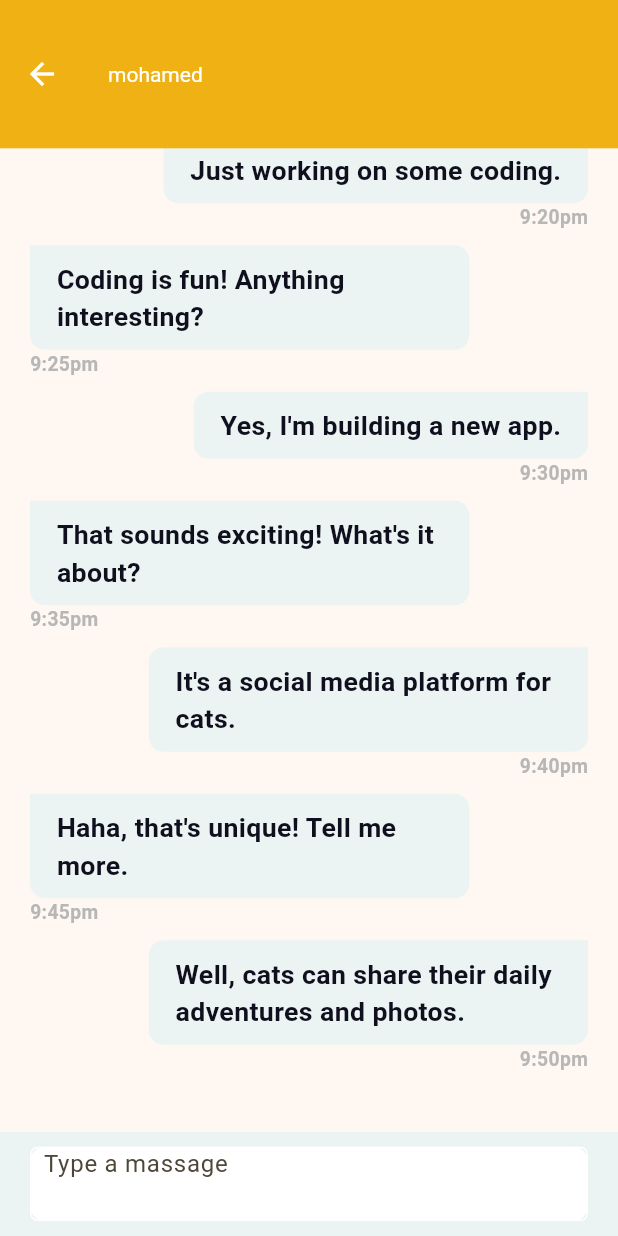
After one commit to manaralbogha/flex, a Flutter app: the ProviderIncomingMassages screen opened by its route, after a tap on "Mohamed", on a phone screen of 412 x 824 dp. The commit adds this screen. Run offline on Flutter 3.47's test engine with Material 3 defaults, Android fonts, the phone set to English and light mode, and no system bars; our stand-ins replace bloc, dio, easy_localization, flutter_bloc, go_router, shared_preferences and 1 more; accounts and stored records are empty; Roboto replaces fonts that are missing (Cairo).

Commit message:
add chat feature

```diff
--- /dev/null
+++ b/lib/bloc_observer.dart
@@ -0,0 +1,28 @@
+import 'package:flutter/material.dart';
+import 'package:flutter_bloc/flutter_bloc.dart';
+
+class MyBlocObserver extends BlocObserver {
+  @override
+  void onCreate(BlocBase bloc) {
+    super.onCreate(bloc);
+    debugPrint('onCreate -- ${bloc.runtimeType}');
+  }
+
+  @override
+  void onChange(BlocBase bloc, Change change) {
+    super.onChange(bloc, change);
+    debugPrint('onChange -- ${bloc.runtimeType}, $change');
+  }
+
+  @override
+  void onError(BlocBase bloc, Object error, StackTrace stackTrace) {
+    debugPrint('onError -- ${bloc.runtimeType}, $error');
+    super.onError(bloc, error, stackTrace);
+  }
+
+  @override
+  void onClose(BlocBase bloc) {
+    super.onClose(bloc);
+    debugPrint('onClose -- ${bloc.runtimeType}');
+  }
+}
--- /dev/null
+++ b/lib/logic/bloc/chatcubit/cubit/provider_chat_cubit.dart
@@ -0,0 +1,277 @@
+// import 'package:easy_localization/easy_localization.dart';
+// import 'package:flutter/material.dart';
+// import 'package:flutter_bloc/flutter_bloc.dart';
+
+// part 'provider_chat_state.dart';
+
+// class ProviderChatCubit extends Cubit<ProviderChatState> {
+//   ProviderChatCubit() : super(SingleChatInitial());
+//   late ScrollController scrollController;
+
+//   void initScrollController() {
+//     scrollController = ScrollController();
+//   }
+
+//   void scrollToBottom() {
+//     scrollController.animateTo(
+//       scrollController.position.maxScrollExtent,
+//       duration: const Duration(milliseconds: 10),
+//       curve: Curves.easeOut,
+//     );
+//     emit(SendMassageErrorgState());
+//   }
+
+//   bool isfirsttime = true;
+//   static ProviderChatCubit get(context) => BlocProvider.of(context);
+//   final TextEditingController masseageController = TextEditingController();
+
+//   bool isTypeing = false;
+//   void showSendBUtton({required String letters}) {
+//     if (letters.isNotEmpty) {
+//       if (letters.length > 1) {
+//         return;
+//       } else {
+//         isTypeing = true;
+//         emit(IsTypeingState());
+//       }
+//     } else {
+//       isTypeing = false;
+//       emit(IsTypeingState());
+//     }
+//   }
+
+//   List<Map<String, dynamic>> data = [
+//     {"isMe": true, 'time': "9:05", "massage": "hi"},
+//     {"isMe": false, 'time': "9:06", "massage": "hi"},
+//     {"isMe": true, 'time': "9:07", "massage": "how are you ? "},
+//     {"isMe": false, 'time': "9:08", "massage": "Iam Fine "},
+//     {
+//       "isMe": true,
+//       'time': "9:05",
+//       "massage":
+//           "what is your favorite movie in this time i can watch for holiday"
+//     },
+//     {"isMe": false, 'time': "9:06", "massage": "ary you marverl fan"},
+//     {"isMe": true, 'time': "9:07", "massage": "yes  "},
+//     {
+//       "isMe": false,
+//       'time': "9:08",
+//       "massage":
+//           "you can watch Iron Man Iron man 2 hulk caption america avenger age of ultorn  "
+//     },
+//         {"isMe": true, 'time': "9:05", "massage": "hi"},
+//     {"isMe": false, 'time': "9:06", "massage": "hi"},
+//     {"isMe": true, 'time': "9:07", "massage": "how are you ? "},
+//     {"isMe": false, 'time': "9:08", "massage": "Iam Fine "},
+//     {
+//       "isMe": true,
+//       'time': "9:05",
+//       "massage":
+//           "what is your favorite movie in this time i can watch for holiday"
+//     },
+//     {"isMe": false, 'time': "9:06", "massage": "ary you marverl fan"},
+//     {"isMe": true, 'time': "9:07", "massage": "yes  "},
+//     {
+//       "isMe": false,
+//       'time': "9:08",
+//       "massage":
+//           "you can watch Iron Man Iron man 2 hulk caption america avenger age of ultorn  "
+//     },
+//   ];
+//   String formatTime(String dateTimeString) {
+//     DateTime dateTime = DateTime.parse(dateTimeString);
+//     String formattedDate = DateFormat('hh:mm a').format(dateTime);
+//     return formattedDate;
+//   }
+
+//   void sendMasseage({
+//     required String massage,
+//   }) {
+//     emit(SendMassageSuccessState());
+
+//     data.add({
+//       "isMe": true,
+//       'time': formatTime(DateTime.now().toString()),
+//       "massage": massage
+//     });
+//     masseageController.clear();
+//     isTypeing = false;
+//     scrollToBottom();
+//     emit(SendTextState());
+//     emit(SendMassageSuccessState());
+//   }
+// }import 'package:flutter/material.dart';
+
+import 'package:easy_localization/easy_localization.dart';
+import 'package:flex/logic/bloc/chatcubit/cubit/provider_chat_state.dart';
+import 'package:flutter/material.dart';
+import 'package:flutter_bloc/flutter_bloc.dart';
+
+class SingleChatCubit extends Cubit<SingleChatState> {
+  SingleChatCubit() : super(SingleChatInitial());
+
+  static SingleChatCubit get(context) => BlocProvider.of(context);
+  final TextEditingController masseageController = TextEditingController();
+  final ScrollController scrollController = ScrollController();
+
+  final List<Map<String, dynamic>> data = [
+    {
+      "text": "Hello, how are you?",
+      "isme": true,
+      "time": "9:05pm",
+    },
+    {
+      "text": "I'm doing well, thank you!",
+      "isme": false,
+      "time": "9:10pm",
+    },
+    {
+      "text": "What are you up to?",
+      "isme": true,
+      "time": "9:15pm",
+    },
+    {
+      "text": "Just working on some coding.",
+      "isme": false,
+      "time": "9:20pm",
+    },
+    {
+      "text": "Coding is fun! Anything interesting?",
+      "isme": true,
+      "time": "9:25pm",
+    },
+    {
+      "text": "Yes, I'm building a new app.",
+      "isme": false,
+      "time": "9:30pm",
+    },
+    {
+      "text": "That sounds exciting! What's it about?",
+      "isme": true,
+      "time": "9:35pm",
+    },
+    {
+      "text": "It's a social media platform for cats.",
+      "isme": false,
+      "time": "9:40pm",
+    },
+    {
+      "text": "Haha, that's unique! Tell me more.",
+      "isme": true,
+      "time": "9:45pm",
+    },
+    {
+      "text": "Well, cats can share their daily adventures and photos.",
+      "isme": false,
+      "time": "9:50pm",
+    },
+    {
+      "text": "Hello, how are you?",
+      "isme": true,
+      "time": "9:05pm",
+    },
+    {
+      "text": "I'm doing well, thank you!",
+      "isme": false,
+      "time": "9:10pm",
+    },
+    {
+      "text": "What are you up to?",
+      "isme": true,
+      "time": "9:15pm",
+    },
+    {
+      "text": "Just working on some coding.",
+      "isme": false,
+      "time": "9:20pm",
+    },
+    {
+      "text": "Coding is fun! Anything interesting?",
+      "isme": true,
+      "time": "9:25pm",
+    },
+    {
+      "text": "Yes, I'm building a new app.",
+      "isme": false,
+      "time": "9:30pm",
+    },
+    {
+      "text": "That sounds exciting! What's it about?",
+      "isme": true,
+      "time": "9:35pm",
+    },
+    {
+      "text": "It's a social media platform for cats.",
+      "isme": false,
+      "time": "9:40pm",
+    },
+    {
+      "text": "Haha, that's unique! Tell me more.",
+      "isme": true,
+      "time": "9:45pm",
+    },
+    {
+      "text": "Well, cats can share their daily adventures and photos.",
+      "isme": false,
+      "time": "9:50pm",
+    },
+  ];
+  String formatTime(String dateTimeString) {
+    DateTime dateTime = DateTime.parse(dateTimeString);
+    String formattedDate = DateFormat('hh:mm a').format(dateTime);
+    return formattedDate;
+  }
+
+  void sendMasseage({required String masseage}) {
+    data.add({
+      "text": masseage,
+      "isme": true,
+      "time": formatTime(DateTime.now().toString())
+    });
+    masseageController.clear();
+    scrollDown();
+    isTypeing = false;
+    emit(SendTextState());
+  }
+
+  void scrollDown() async {
+    if (scrollController.hasClients) {
+      scrollController.animateTo(
+        scrollController.position.maxScrollExtent + 250,
+        duration: const Duration(milliseconds: 100),
+        curve: Curves.fastOutSlowIn,
+      );
+      emit(ScroolState());
+    } else {
+      await Future.delayed(const Duration(microseconds: 100));
+      scrollController.animateTo(
+        scrollController.position.maxScrollExtent + 250,
+        duration: const Duration(milliseconds: 100),
+        curve: Curves.fastOutSlowIn,
+      );
+      emit(ScroolState());
+    }
+  }
+
+  bool isTypeing = false;
+  void showSendBUtton({required String letters}) {
+    if (letters.isNotEmpty) {
+      if (letters.length > 1) {
+        return;
+      } else {
+        isTypeing = true;
+        emit(IsTypeingState());
+      }
+    } else {
+      isTypeing = false;
+      emit(IsTypeingState());
+    }
+  }
+
+  @override
+  Future<void> close() {
+    masseageController.dispose();
+    scrollController.dispose();
+    return super.close();
+  }
+}
--- /dev/null
+++ b/lib/logic/bloc/chatcubit/cubit/provider_chat_state.dart
@@ -0,0 +1,9 @@
+
+abstract class SingleChatState {}
+
+
+final class SingleChatInitial extends SingleChatState {}
+final class SendTextState extends SingleChatState {}
+
+final class IsTypeingState extends SingleChatState {}
+final class ScroolState extends SingleChatState {}
--- a/lib/logic/core/app_router.dart
+++ b/lib/logic/core/app_router.dart
@@ -10,6 +10,7 @@ import 'package:flex/ui/screens/forgot_password/forgot_password.dart';
 import 'package:flex/ui/screens/provider/change%20language/providerchangelang.dart';
 import 'package:flex/ui/screens/provider/home/screen/providerhomescreen.dart';
 import 'package:flex/ui/screens/provider/provider%20add%20delivary%20price/providerdeliveryprice.dart';
+import 'package:flex/ui/screens/provider/provider%20chat/providerchat.dart';
 import 'package:flex/ui/screens/provider/provider%20incoming%20masseages/providerincomingmassages.dart';
 import 'package:flex/ui/screens/provider/provider%20offers/provideroffers.dart';
 import 'package:flex/ui/screens/provider/provider%20order%20details/providerorderdetails.dart';
@@ -45,6 +46,7 @@ abstract class AppRouter {
   static const kProviderOffers = '/provideroffers';
   static const kProviderIncomingMassages = '/providerincomingmassages';
   static const kProviderRates = '/providerrates';
+  static const kProviderChatScreen = '/providerchat';
 
   static final router = GoRouter(
     routes: [
@@ -140,6 +142,10 @@ abstract class AppRouter {
         path: kProviderRates,
         builder: (context, state) => const ProviderRates(),
       ),
+      GoRoute(
+        path: kProviderChatScreen,
+        builder: (context, state) => ProviderChat(),
+      ),
     ],
   );
 }
--- a/lib/main.dart
+++ b/lib/main.dart
@@ -1,14 +1,18 @@
 import 'package:easy_localization/easy_localization.dart';
+import 'package:flex/bloc_observer.dart';
 import 'package:flex/domain/remote/dio_helper.dart';
 import 'package:flex/my_app.dart';
 import 'package:flex/translations/codegen_loader.g.dart';
 import 'package:flex/ui/helpers/cache_helper.dart';
 import 'package:flutter/material.dart';
+import 'package:flutter_bloc/flutter_bloc.dart';
 
 void main() async {
   WidgetsFlutterBinding.ensureInitialized();
   DioHelper.init();
   await CacheHelper.init();
+  Bloc.observer = MyBlocObserver();
+
   await EasyLocalization.ensureInitialized();
   runApp(
     EasyLocalization(
--- /dev/null
+++ b/lib/ui/screens/provider/provider chat/providerchat.dart
@@ -0,0 +1,115 @@
+import 'package:flex/logic/bloc/chatcubit/cubit/provider_chat_cubit.dart';
+import 'package:flex/logic/bloc/chatcubit/cubit/provider_chat_state.dart';
+import 'package:flex/ui/helpers/app_colors.dart';
+import 'package:flex/ui/helpers/size_config.dart';
+import 'package:flex/ui/helpers/space_widgets.dart';
+import 'package:flex/ui/screens/provider/provider%20chat/widgets/chat_item_widget.dart';
+import 'package:flex/ui/widgets/custom_text_field.dart';
+import 'package:flutter/material.dart';
+import 'package:flutter_bloc/flutter_bloc.dart';
+
+class ProviderChat extends StatelessWidget {
+  ProviderChat({super.key});
+  GlobalKey<FormState> formKey = GlobalKey<FormState>();
+  String chatvalue = "";
+  @override
+  Widget build(BuildContext context) {
+    return BlocProvider(
+      create: (context) => SingleChatCubit()..scrollDown(),
+      child: BlocConsumer<SingleChatCubit, SingleChatState>(
+        listener: (context, state) {},
+        builder: (context, state) {
+          SingleChatCubit singleChatCubit = SingleChatCubit.get(context);
+          return Scaffold(
+            appBar: AppBar(
+              title: const Text(
+                "mohamed",
+              ),
+            ),
+            body: SingleChildScrollView(
+              controller: singleChatCubit.scrollController,
+              child: Padding(
+                padding: const EdgeInsets.only(
+                    top: 20, right: 20, left: 20, bottom: 40),
+                child: Column(
+                  children: [
+                    ListView.separated(
+                      shrinkWrap: true,
+                      cacheExtent: 250,
+                      physics: const NeverScrollableScrollPhysics(),
+                      itemBuilder: (BuildContext context, int index) {
+                        return ChatTextItemWidget(
+                          message: singleChatCubit.data[index]["text"],
+                          check: singleChatCubit.data[index]["isme"],
+                          time: singleChatCubit.data[index]["time"],
+                        );
+                      },
+                      separatorBuilder: (BuildContext context, int index) {
+                        return const VerticalSpace(1);
+                      },
+                      itemCount: singleChatCubit.data.length,
+                    ),
+                  ],
+                ),
+              ),
+            ),
+            bottomNavigationBar: Container(
+              color: const Color(0xffebf4f3),
+              padding: EdgeInsets.only(
+                  left: 20,
+                  top: 10,
+                  right: 20,
+                  bottom: MediaQuery.of(context).viewInsets.bottom + 10),
+              child: Row(
+                children: [
+                  Expanded(
+                    child: CustomTextField(
+                      ischat: true,
+                      maxLines: 20,
+                      height: SizeConfig.defaultSize * 5,
+                      // validator: (value) {
+                      //   if (value!.trim().isEmpty) {
+                      //     return "please enter avild masseage";
+                      //   }
+
+                      //   return null;
+                      // },
+                      onChanged: (value) {
+                        chatvalue = value;
+                        singleChatCubit.showSendBUtton(letters: value);
+                      },
+                      controller: singleChatCubit.masseageController,
+                      hintText: "Type a massage",
+                    ),
+                  ),
+                  Visibility(
+                    visible: singleChatCubit.isTypeing,
+                    child: IconButton(
+                        onPressed: () {
+                          if (chatvalue.trim().isNotEmpty) {
+                            singleChatCubit.sendMasseage(
+                              masseage: singleChatCubit.masseageController.text,
+                            );
+                          }
+                        },
+                        icon: Container(
+                            padding: const EdgeInsets.all(10),
+                            decoration: BoxDecoration(
+                              color: AppColors.defaultColor,
+                              borderRadius: BorderRadius.circular(10),
+                              shape: BoxShape.rectangle,
+                            ),
+                            child: const Icon(
+                              Icons.send,
+                              color: Colors.white,
+                            ))),
+                  )
+                ],
+              ),
+            ),
+          );
+        },
+      ),
+    );
+  }
+}
--- /dev/null
+++ b/lib/ui/screens/provider/provider chat/widgets/chat_item_widget.dart
@@ -0,0 +1,70 @@
+import 'package:flex/ui/helpers/size_config.dart';
+import 'package:flutter/material.dart';
+
+class ChatTextItemWidget extends StatelessWidget {
+  const ChatTextItemWidget(
+      {super.key,
+      required this.check,
+      required this.message,
+      required this.time});
+
+  final bool check;
+  final String message;
+  final String time;
+
+  @override
+  Widget build(BuildContext context) {
+    return Padding(
+      padding: check
+          ? EdgeInsets.only(right: SizeConfig.defaultSize * 8)
+          : EdgeInsets.only(
+              left: SizeConfig.defaultSize * 8,
+            ),
+      child: Column(
+        mainAxisSize: MainAxisSize.min,
+        mainAxisAlignment: MainAxisAlignment.start,
+        crossAxisAlignment:
+            check ? CrossAxisAlignment.start : CrossAxisAlignment.end,
+        children: [
+          Container(
+              decoration: BoxDecoration(
+                  color: const Color(0xffebf4f3),
+                  borderRadius: BorderRadius.only(
+                      topLeft: check ? Radius.zero : const Radius.circular(10),
+                      topRight:
+                          !check ? Radius.zero : const Radius.circular(10),
+                      bottomLeft: const Radius.circular(10),
+                      bottomRight: const Radius.circular(10))),
+              padding: EdgeInsets.symmetric(
+                  horizontal: SizeConfig.defaultSize * 1.8,
+                  vertical: SizeConfig.defaultSize),
+              child: Text(
+                message,
+                style: TextStyle(
+                    color: const Color(0xff100f1d),
+                    fontWeight: FontWeight.w600,
+                    fontFamily: "Cairo",
+                    fontStyle: FontStyle.normal,
+                    fontSize: SizeConfig.defaultSize * 1.8),
+              )),
+          Row(
+            mainAxisSize: MainAxisSize.min,
+            crossAxisAlignment:
+                check ? CrossAxisAlignment.start : CrossAxisAlignment.end,
+            children: [
+              Text(
+                time,
+                style: TextStyle(
+                    color: const Color(0xffb7b7b7),
+                    fontWeight: FontWeight.w600,
+                    fontFamily: "Cairo",
+                    fontStyle: FontStyle.normal,
+                    fontSize: SizeConfig.defaultSize * 1.3),
+              ),
+            ],
+          ),
+        ],
+      ),
+    );
+  }
+}
--- a/lib/ui/screens/provider/provider incoming masseages/widgets/incoming_massages_item_widget.dart
+++ b/lib/ui/screens/provider/provider incoming masseages/widgets/incoming_massages_item_widget.dart
@@ -1,14 +1,20 @@
+import 'package:flex/logic/core/app_router.dart';
 import 'package:flex/ui/helpers/app_assets.dart';
 import 'package:flex/ui/helpers/size_config.dart';
 import 'package:flex/ui/helpers/space_widgets.dart';
 import 'package:flutter/material.dart';
+import 'package:go_router/go_router.dart';
 
 class IncomingMassagesItemWidget extends StatelessWidget {
   const IncomingMassagesItemWidget({super.key});
 
   @override
   Widget build(BuildContext context) {
-    return Column(
+    return InkWell(
+      onTap: () {
+        context.push(AppRouter.kProviderChatScreen);
+      },
+      child: Column(
         children: [
           Container(
             padding: EdgeInsets.symmetric(
@@ -73,6 +79,7 @@ class IncomingMassagesItemWidget extends StatelessWidget {
             color: const Color(0xffebedf1),
           )
         ],
+      ),
     );
   }
 }
--- a/lib/ui/widgets/custom_text_field.dart
+++ b/lib/ui/widgets/custom_text_field.dart
@@ -15,6 +15,7 @@ class CustomTextField extends StatelessWidget {
   final TextInputType? keyboardType;
   final bool? obscureText;
   final int? maxLines;
+  final double? height;
   final int? maxLength;
   final String? initialValue;
   final bool autofocus;
@@ -22,12 +23,15 @@ class CustomTextField extends StatelessWidget {
   final TextEditingController controller;
   final Color? borderSideColor;
   final Color? color;
+  final bool ischat;
   const CustomTextField({
     super.key,
     this.width,
+    this.ischat = false,
     this.color,
     this.hintText,
     this.suffixIconOnTap,
+    this.height,
     this.suffixIcon,
     this.prefixIcon,
     this.labelText,
@@ -52,6 +56,7 @@ class CustomTextField extends StatelessWidget {
           color: color ?? Colors.white,
           borderRadius: BorderRadius.circular(10)),
       width: width ?? SizeConfig.defaultSize * 39,
+      height: height,
       child: TextFormField(
         controller: controller,
         autofocus: autofocus,
@@ -69,7 +74,8 @@ class CustomTextField extends StatelessWidget {
               return null;
             },
         onChanged: onChanged,
-        onTapOutside: (event) => FocusScope.of(context).unfocus(),
+        onTapOutside:
+            ischat ? null : (event) => FocusScope.of(context).unfocus(),
         onFieldSubmitted: onFieldSubmitted,
         decoration: InputDecoration(
           contentPadding:
```
Lines whose indentation alone changed are shown as unchanged.
